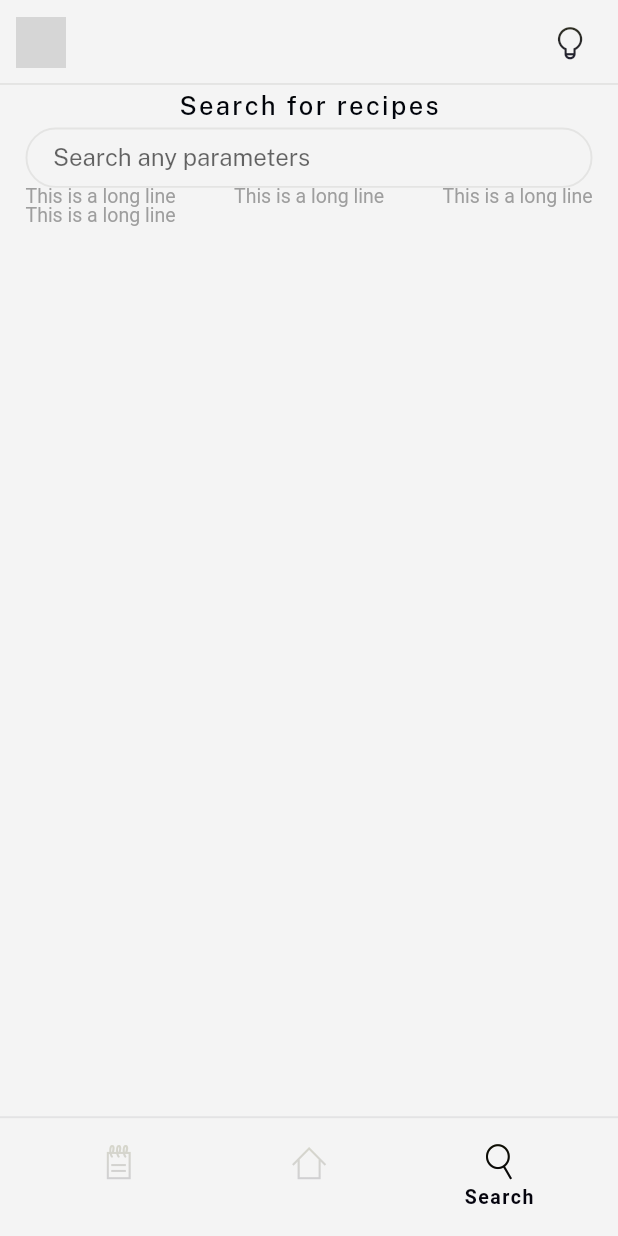
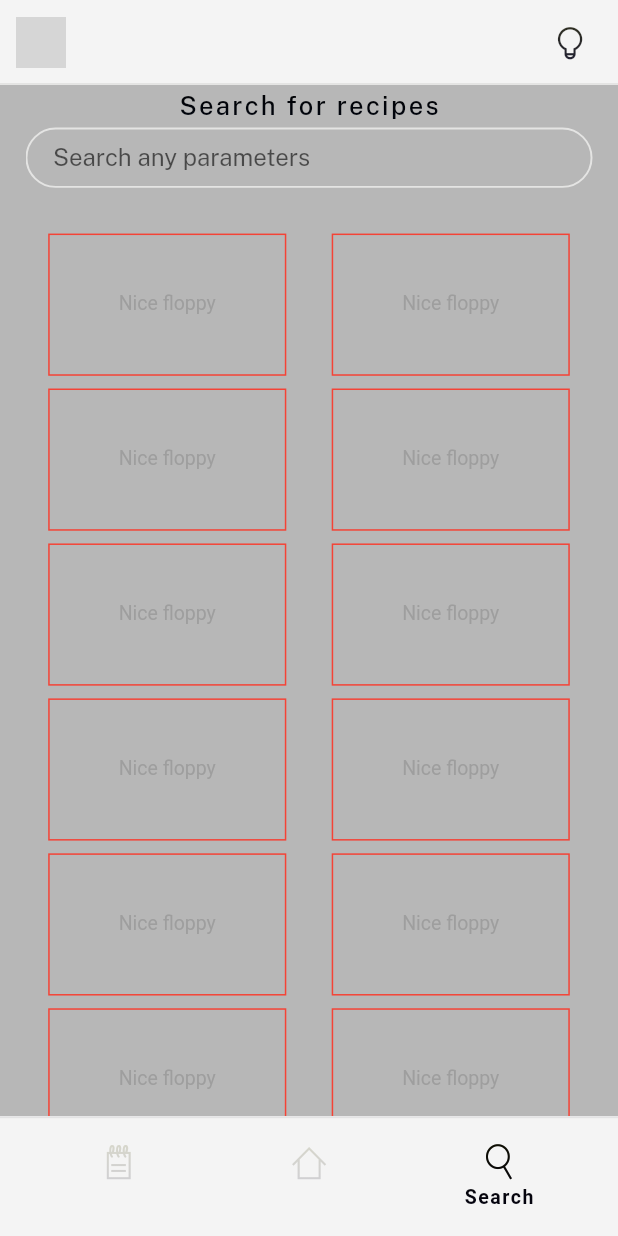
Before and after one commit to SotoArmando/appniceoogling_recipesspotlight, a Flutter app: the screen it shows after launch, swiped to page 3, on a phone screen of 412 x 824 dp. Run offline on Flutter 3.47's test engine with Material 2 defaults, Android fonts, the phone set to English and light mode, and no system bars; our stand-ins replace cached_network_image, google_fonts; missing offline and left inert: dart:html; network calls fail; Roboto replaces fonts that are missing (Lator); grey boxes are pictures that could not be loaded.

Commit message:
Added Lowtags approach size and wrap; Fix wrap overflow

```diff
--- /dev/null
+++ b/lib/components/Low/Lowtag.dart
@@ -0,0 +1,25 @@
+import 'package:flutter/material.dart';
+import 'package:flutter/widgets.dart';
+import 'package:niceoogling/resource/math.dart';
+
+class Lowtag extends StatefulWidget {
+  const Lowtag({ Key? key }) : super(key: key);
+
+  @override
+  _LowtagState createState() => _LowtagState();
+}
+
+class _LowtagState extends State<Lowtag> {
+  @override
+  Widget build(BuildContext context) {
+    return Container(
+      decoration: BoxDecoration(
+        border: Border.all(color: Colors.red, width: 1)
+      ),
+      width: coremeasure_13,
+      height: coremeasure_10,
+      alignment: Alignment.center,
+      child: Text("Nice floppy"),
+    );
+  }
+}
--- a/lib/components/Searchpage.dart
+++ b/lib/components/Searchpage.dart
@@ -4,6 +4,7 @@ import 'dart:ui';
 import 'package:flutter/foundation.dart';
 import 'package:flutter/material.dart';
 import 'package:flutter/widgets.dart';
+import 'package:niceoogling/components/Low/Lowtag.dart';
 import 'package:niceoogling/context/Tastydescendant.dart';
 import 'package:niceoogling/resource/math.dart';
 
@@ -19,10 +20,10 @@ class SearchpageState extends State<Searchpage> {
   Widget build(BuildContext context) {
     return Container(
         padding: EdgeInsets.only(left: coremeasure_0, right: coremeasure_0),
-        child: Column(
-          crossAxisAlignment: CrossAxisAlignment.stretch,
-          children: [
-            ShaderMask(
+        child: ListView.builder(
+        itemCount: 3,
+        itemBuilder: (context, index) => [
+          ShaderMask(
               blendMode: BlendMode.srcIn,
               shaderCallback: (Rect bounds) {
                 return const LinearGradient(
@@ -39,24 +40,10 @@ class SearchpageState extends State<Searchpage> {
                 alignment: Alignment.center,
               ),
             ),
-            // Container(
-            //   height: coremeasure_17 - coremeasure_11,
-            //   width: double.infinity,
-            //   child: OverflowBox(
-            //     alignment: Alignment.center,
-            //     child: Image(
-            //       height: coremeasure_18,
-            //       fit: BoxFit.cover,
-            //       image: NetworkImage(Tastydescendant.imageURL(
-            //           from: "http://localhost:3000/pic0.png",
-            //           width: coremeasure_18 * 3,
-            //           height: coremeasure_18 * 3)),
-            //     ),
-            //   ),
-            // ),
             Container(
-              // margin: EdgeInsets.symmetric(
-              //     vertical: (coremeasure_10 - coremeasure_5) / 2),
+
+              margin:
+                  EdgeInsets.only(bottom: (coremeasure_10 - coremeasure_4) / 2),
               padding: EdgeInsets.only(left: coremeasure_0),
               // color: Colors.red,
               // height: coremeasure_10,
@@ -75,18 +62,16 @@ class SearchpageState extends State<Searchpage> {
               ),
             ),
             Wrap(
-              alignment: WrapAlignment.spaceBetween,
-              // spacing: 8.0, // gap between adjacent chips
-              // runSpacing: 4.0, // gap between lines
-              children: <Widget>[
-                Text("This is a long line"),
-                Text("This is a long line"),
-                Text("This is a long line"),
-                Text("This is a long line"),
+              alignment: WrapAlignment.spaceAround,
+              direction: Axis.horizontal,
+              runSpacing: coremeasure_0 / 2,
+              children: [
+              for (var i in [0, 1, 2, 3, 4,5,6,7,8,9,10,11])
+                    Lowtag()
+            ],)
+        ][index]),
 
-              ],
-            ),
-          ],
-        ));
+
+        );
   }
 }
--- a/lib/main.dart
+++ b/lib/main.dart
@@ -222,15 +222,11 @@ class _MyHomePageState extends State<MyHomePage> {
           WidgetBuilder builder;
           switch (settings.name) {
             case '/':
-              builder = (BuildContext context) => Container(
-                    // padding: EdgeInsets.only(top: coremeasure_0),
-                    color: Color(0xFFf4f4f4),
-                    child: PageView(
+              builder = (BuildContext context) => PageView(
                       controller: controller,
                       onPageChanged: (page) => updateWindow(page),
                       children: pages,
-                    ),
-                  );
+                    );
               break;
             case 'activities/readrecipe':
               builder = (BuildContext context) => Highrecipe();
```
